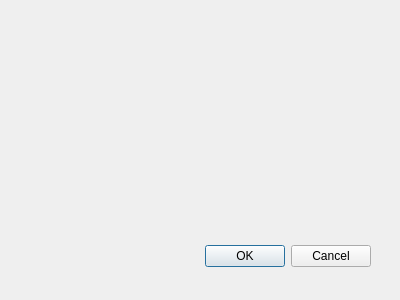
PR3D4T0R15/TerminatorClient, file Terminator_client/src/newUser/newuser.ui: the form before one commit.
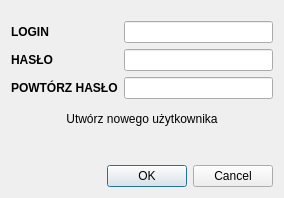
The form after the commit. Icons and pictures are not drawn.

Commit message: okno dodawania użytkownika

Diff of the .ui file:
```diff
--- a/Terminator_client/src/newUser/newuser.ui
+++ b/Terminator_client/src/newUser/newuser.ui
@@ -8,29 +8,137 @@
    <rect>
     <x>0</x>
     <y>0</y>
-    <width>400</width>
-    <height>300</height>
+    <width>284</width>
+    <height>198</height>
    </rect>
   </property>
   <property name="windowTitle">
    <string>Dialog</string>
   </property>
-  <widget name="buttonBox" class="QDialogButtonBox">
-   <property name="geometry">
-    <rect>
-     <x>30</x>
-     <y>240</y>
-     <width>341</width>
-     <height>32</height>
-    </rect>
-   </property>
-   <property name="orientation">
-    <enum>Qt::Horizontal</enum>
-   </property>
-   <property name="standardButtons">
-    <set>QDialogButtonBox::Cancel|QDialogButtonBox::Ok</set>
-   </property>
-  </widget>
+  <property name="windowIcon">
+   <iconset resource="../../Terminator_client.qrc">
+    <normaloff>:/Terminator_client/src/img/logo.ico</normaloff>:/Terminator_client/src/img/logo.ico</iconset>
+  </property>
+  <layout class="QVBoxLayout" name="verticalLayout">
+   <item>
+    <spacer name="verticalSpacer">
+     <property name="orientation">
+      <enum>Qt::Vertical</enum>
+     </property>
+     <property name="sizeType">
+      <enum>QSizePolicy::Fixed</enum>
+     </property>
+     <property name="sizeHint" stdset="0">
+      <size>
+       <width>20</width>
+       <height>10</height>
+      </size>
+     </property>
+    </spacer>
+   </item>
+   <item>
+    <layout class="QFormLayout" name="formLayout">
+     <item row="0" column="0">
+      <widget class="QLabel" name="label_login">
+       <property name="font">
+        <font>
+         <bold>true</bold>
+        </font>
+       </property>
+       <property name="text">
+        <string>LOGIN</string>
+       </property>
+      </widget>
+     </item>
+     <item row="0" column="1">
+      <widget class="QLineEdit" name="lineEdit_login"/>
+     </item>
+     <item row="1" column="0">
+      <widget class="QLabel" name="label_pass1">
+       <property name="font">
+        <font>
+         <bold>true</bold>
+        </font>
+       </property>
+       <property name="text">
+        <string>HASŁO</string>
+       </property>
+      </widget>
+     </item>
+     <item row="1" column="1">
+      <widget class="QLineEdit" name="lineEdit_pass1">
+       <property name="echoMode">
+        <enum>QLineEdit::Password</enum>
+       </property>
+      </widget>
+     </item>
+     <item row="2" column="0">
+      <widget class="QLabel" name="label_pass2">
+       <property name="font">
+        <font>
+         <bold>true</bold>
+        </font>
+       </property>
+       <property name="text">
+        <string>POWTÓRZ HASŁO</string>
+       </property>
+      </widget>
+     </item>
+     <item row="2" column="1">
+      <widget class="QLineEdit" name="lineEdit_pass2">
+       <property name="echoMode">
+        <enum>QLineEdit::Password</enum>
+       </property>
+      </widget>
+     </item>
+    </layout>
+   </item>
+   <item>
+    <widget class="QLabel" name="label_info">
+     <property name="minimumSize">
+      <size>
+       <width>0</width>
+       <height>28</height>
+      </size>
+     </property>
+     <property name="maximumSize">
+      <size>
+       <width>16777215</width>
+       <height>28</height>
+      </size>
+     </property>
+     <property name="text">
+      <string>Utwórz nowego użytkownika</string>
+     </property>
+     <property name="alignment">
+      <set>Qt::AlignCenter</set>
+     </property>
+    </widget>
+   </item>
+   <item>
+    <spacer name="verticalSpacer_2">
+     <property name="orientation">
+      <enum>Qt::Vertical</enum>
+     </property>
+     <property name="sizeHint" stdset="0">
+      <size>
+       <width>20</width>
+       <height>40</height>
+      </size>
+     </property>
+    </spacer>
+   </item>
+   <item>
+    <widget class="QDialogButtonBox" name="buttonBox">
+     <property name="orientation">
+      <enum>Qt::Horizontal</enum>
+     </property>
+     <property name="standardButtons">
+      <set>QDialogButtonBox::Cancel|QDialogButtonBox::Ok</set>
+     </property>
+    </widget>
+   </item>
+  </layout>
  </widget>
  <pixmapfunction/>
  <resources/>
```
Left out of the diff: 16 changed lines with no effect on the pictures. The commit also changes 11 other files.
